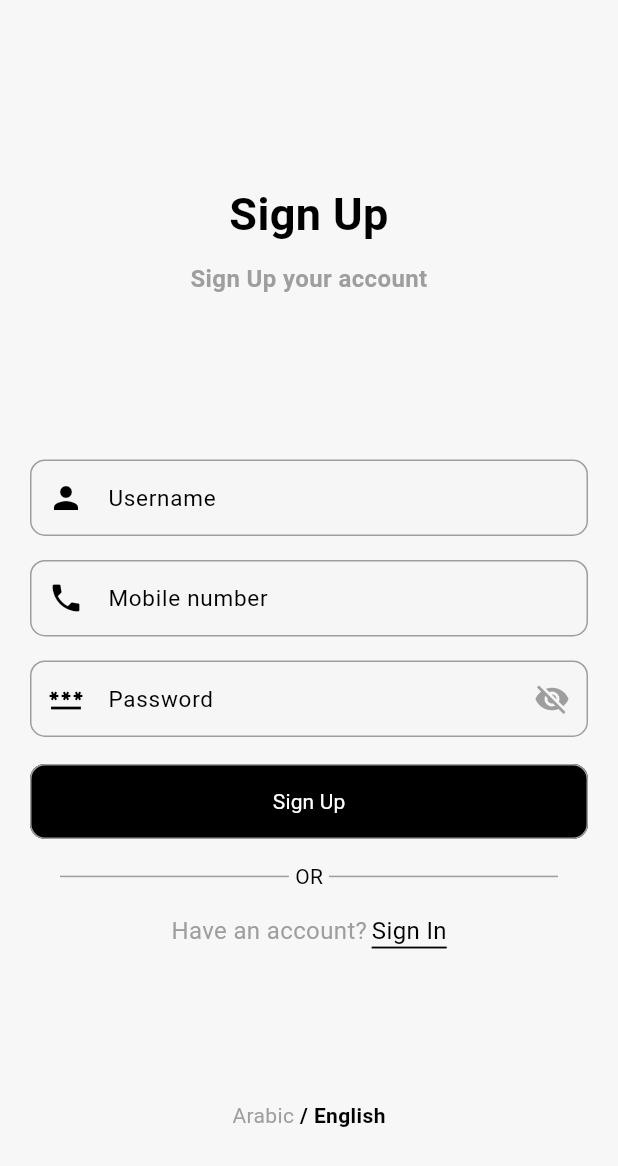
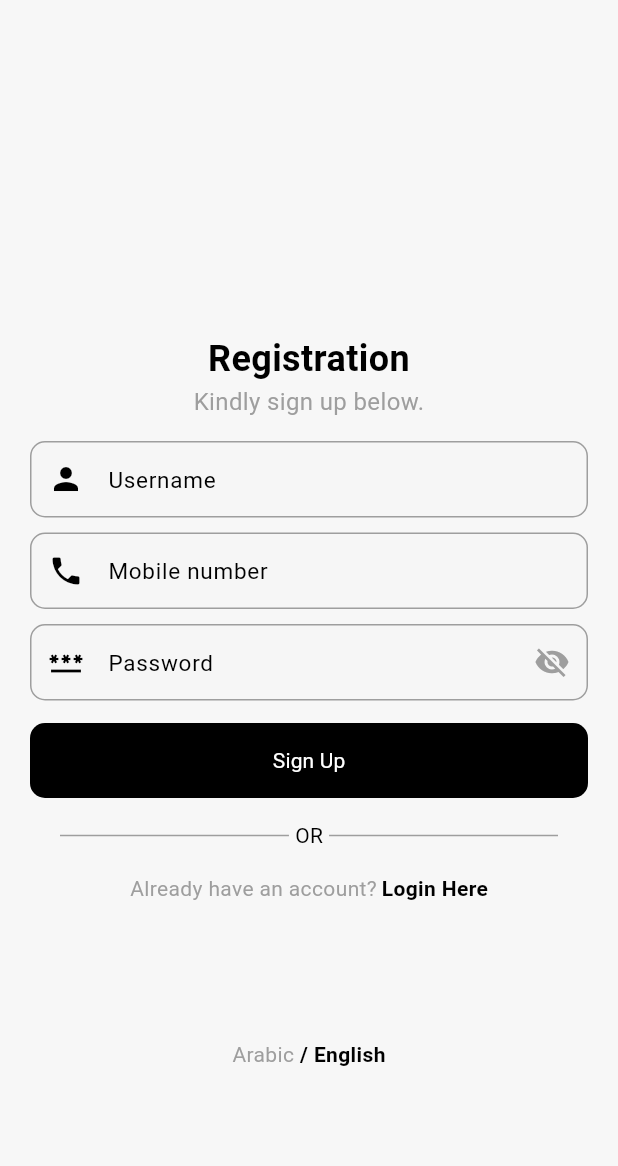
Before and after one commit to MohammadAssaf10/Deliver, a Flutter app: the SignUpPage screen opened by its route, on a phone screen of 412 x 824 dp. Shown: the top 1166 px of the screen. Run offline on Flutter 3.47's test engine with Material 3 defaults, Android fonts, the phone set to English and light mode, and no system bars; our stand-ins replace bloc, bloc_concurrency, built_collection, built_value, connectivity_plus, dartz and 13 more; missing offline and left inert: ntp; accounts and stored records are empty.

Commit message:
Edit auth features design

```diff
--- a/lib/core/theming/styles_manager.dart
+++ b/lib/core/theming/styles_manager.dart
@@ -14,6 +14,11 @@ class TextStyles {
     fontWeight: FontWeightHelper.regular,
     color: ColorsManager.grey,
   );
+  static TextStyle font15GreyRegular = const TextStyle(
+    fontSize: 15,
+    fontWeight: FontWeightHelper.regular,
+    color: ColorsManager.grey,
+  );
   static TextStyle font14BlackRegular = const TextStyle(
     fontSize: 14,
     fontWeight: FontWeightHelper.regular,
@@ -22,6 +27,11 @@ class TextStyles {
 
   static TextStyle font14BlackBold = const TextStyle(
     fontSize: 14,
+    fontWeight: FontWeightHelper.bold,
+    color: ColorsManager.black,
+  );
+  static TextStyle font15BlackBold = const TextStyle(
+    fontSize: 15,
     fontWeight: FontWeightHelper.bold,
     color: ColorsManager.black,
   );
@@ -102,6 +112,11 @@ class TextStyles {
     fontWeight: FontWeightHelper.regular,
     color: ColorsManager.white,
   );
+  static TextStyle font18WhiteRegular = const TextStyle(
+    fontSize: 18,
+    fontWeight: FontWeightHelper.regular,
+    color: ColorsManager.white,
+  );
   static TextStyle font20BlackSemiBold = const TextStyle(
     fontSize: 20,
     fontWeight: FontWeightHelper.semiBold,
@@ -122,6 +137,16 @@ class TextStyles {
     fontWeight: FontWeightHelper.bold,
     color: ColorsManager.darkWhite,
   );
+  static const TextStyle font28BlackBold = TextStyle(
+    fontSize: 28,
+    fontWeight: FontWeightHelper.bold,
+    color: ColorsManager.black,
+  );
+  static const TextStyle font24BlackBold = TextStyle(
+    fontSize: 24,
+    fontWeight: FontWeightHelper.bold,
+    color: ColorsManager.black,
+  );
   static const TextStyle font30BlackBold = TextStyle(
     fontSize: 30,
     fontWeight: FontWeightHelper.bold,
--- a/lib/core/widget/app_text_button.dart
+++ b/lib/core/widget/app_text_button.dart
@@ -46,10 +46,11 @@ class AppTextButton extends StatelessWidget {
           shape: WidgetStateProperty.all<RoundedRectangleBorder>(
             RoundedRectangleBorder(
               borderRadius: BorderRadius.circular(borderRadius ?? 5),
-              side: BorderSide(
-                color: borderSideColor ?? ColorsManager.grey,
-                width: borderSideWidth ?? 1,
-              ),
+              side: BorderSide.none,
+              // side: BorderSide(
+              //   color: borderSideColor ?? ColorsManager.grey,
+              //   width: borderSideWidth ?? 1,
+              // ),
             ),
           ),
           backgroundColor: WidgetStatePropertyAll(
--- a/lib/core/widget/auth_option_text.dart
+++ b/lib/core/widget/auth_option_text.dart
@@ -1,6 +1,5 @@
 import 'package:flutter/material.dart';
 
-import '../theming/colors_manager.dart';
 import '../theming/styles_manager.dart';
 
 class AuthOptionText extends StatelessWidget {
@@ -25,7 +24,7 @@ class AuthOptionText extends StatelessWidget {
           flex: 2,
           child: Text(
             title,
-            style: TextStyles.font16GreyRegular,
+            style: TextStyles.font14GreyRegular,
           ),
         ),
         const SizedBox(width: 3),
@@ -34,20 +33,9 @@ class AuthOptionText extends StatelessWidget {
             onTap: () {
               subTitleOnPress();
             },
-            child: IntrinsicWidth(
-              child: Column(
-                children: [
-                  Text(
-                    subTitle,
-                    style: TextStyles.font16BlackRegular,
-                  ),
-                  const Divider(
-                    height: 0,
-                    color: ColorsManager.black,
-                    thickness: 1.2,
-                  ),
-                ],
-              ),
+            child: Text(
+              subTitle,
+              style: TextStyles.font14BlackBold,
             ),
           ),
         ),
--- a/lib/core/widget/custom_text_field.dart
+++ b/lib/core/widget/custom_text_field.dart
@@ -41,7 +41,7 @@ class CustomTextField extends StatelessWidget {
   @override
   Widget build(BuildContext context) {
     return Padding(
-      padding: const EdgeInsets.symmetric(vertical: 8),
+      padding: const EdgeInsets.symmetric(vertical: 5),
       child: FormField<String>(
         validator: (_) {
           return validator(controller.text);
--- a/lib/features/on_boarding/presentation/pages/on_boarding_page.dart
+++ b/lib/features/on_boarding/presentation/pages/on_boarding_page.dart
@@ -37,7 +37,7 @@ class OnBoardingPage extends StatelessWidget {
                     Flexible(
                       child: Text(
                         S.of(context).getStartWithDeliver,
-                        style: TextStyles.font30BlackBold,
+                        style: TextStyles.font28BlackBold,
                       ),
                     ),
                     Flexible(
--- a/lib/features/sign_in/presentation/pages/sign_in_page.dart
+++ b/lib/features/sign_in/presentation/pages/sign_in_page.dart
@@ -46,19 +46,18 @@ class SignInPage extends StatelessWidget {
             child: Column(
               crossAxisAlignment: CrossAxisAlignment.stretch,
               children: <Widget>[
-                const Spacer(flex: 2),
+                const Spacer(),
                 Text(
-                  S.of(context).signIn,
+                  S.of(context).welcomeBack,
                   textAlign: TextAlign.center,
-                  style: TextStyles.font30BlackBold,
+                  style: TextStyles.font24BlackBold,
+                ),
+                Text(
+                  S.of(context).enterYourAccountDetailsHere,
+                  textAlign: TextAlign.center,
+                  style: TextStyles.font16GreyRegular,
                 ),
                 const SizedBox(height: 10),
-                Text(
-                  S.of(context).signInToYourAccount,
-                  textAlign: TextAlign.center,
-                  style: TextStyles.font16GreyBold,
-                ),
-                const Spacer(flex: 2),
                 CustomTextField(
                   controller: context.read<SignInBloc>().phoneNumberController,
                   labelTitle: S.of(context).mobileNumber,
@@ -114,16 +113,14 @@ class SignInPage extends StatelessWidget {
                 const OrBar(),
                 AuthOptionText(
                   title: S.of(context).doNotHaveAnAccount,
-                  subTitle: S.of(context).signUp,
+                  subTitle: S.of(context).registerHere,
                   subTitleOnPress: () {
                     context.pushNamed(Routes.signUpPage);
                     context.read<SignInBloc>().phoneNumberController.clear();
                     context.read<SignInBloc>().passwordController.clear();
                   },
                 ),
-                const Spacer(flex: 2),
-                const SelectLanguage(),
-                const Spacer(),
+                const Expanded(child: SelectLanguage()),
               ],
             ),
           ),
--- a/lib/features/sign_up/presentation/pages/sign_up_page.dart
+++ b/lib/features/sign_up/presentation/pages/sign_up_page.dart
@@ -42,21 +42,18 @@ class SignUpPage extends StatelessWidget {
             child: Column(
               crossAxisAlignment: CrossAxisAlignment.stretch,
               children: <Widget>[
-                Spacer(
-                  flex: MediaQuery.viewInsetsOf(context).bottom == 0 ? 2 : 3,
+                const Spacer(),
+                Text(
+                  S.of(context).registration,
+                  textAlign: TextAlign.center,
+                  style: TextStyles.font24BlackBold,
                 ),
                 Text(
-                  S.of(context).signUp,
+                  S.of(context).kindlySignUpBelow,
                   textAlign: TextAlign.center,
-                  style: TextStyles.font30BlackBold,
+                  style: TextStyles.font16GreyRegular,
                 ),
                 const SizedBox(height: 10),
-                Text(
-                  S.of(context).signUpYourAccount,
-                  textAlign: TextAlign.center,
-                  style: TextStyles.font16GreyBold,
-                ),
-                const Spacer(flex: 2),
                 CustomTextField(
                   controller: context.read<SignUpBloc>().usernameController,
                   labelTitle: S.of(context).userName,
@@ -118,15 +115,13 @@ class SignUpPage extends StatelessWidget {
                 ),
                 const OrBar(),
                 AuthOptionText(
-                  title: S.of(context).haveAnAccount,
-                  subTitle: S.of(context).signIn,
+                  title: S.of(context).alreadyHaveAnAccount,
+                  subTitle: S.of(context).loginHere,
                   subTitleOnPress: () {
                     context.pop();
                   },
                 ),
-                const Spacer(flex: 2),
-                const SelectLanguage(),
-                const Spacer(),
+                const Expanded(child: SelectLanguage()),
               ],
             ),
           ),
--- a/lib/l10n/intl_ar.arb
+++ b/lib/l10n/intl_ar.arb
@@ -19,6 +19,9 @@
   "arabic": "العربية",
   "signUp": "التسجيل",
   "signIn": "تسجيل الدخول",
+  "loginHere": "تسجيل الدخول هنا",
+  "registerHere": "سجل هنا",
+  "registration": "التسجيل",
   "signInToYourAccount": "تسجيل الدخول إلى حسابك",
   "signUpYourAccount": "سجل حسابك",
   "or": "او",
@@ -37,5 +40,9 @@
   "weSentOTPCodeToVerifyYourNumber": "لقد أرسلنا لك رمز OTP للتحقق من رقمك",
   "pleaseEnterVerificationCode": "الرجاء إدخال رمز التحقق",
   "pleaseCompleteVerificationCode": "الرجاء إكمال رمز التحقق",
-  "confirm": "تأكيد"
+  "confirm": "تأكيد",
+  "welcomeBack": "مرحبًا بعودتك!",
+  "enterYourAccountDetailsHere": "أدخل تفاصيل حسابك هنا.",
+  "kindlySignUpBelow": "يرجى التسجيل أدناه.",
+  "alreadyHaveAnAccount": "لديك حساب بالفعل؟"
 }
--- a/lib/l10n/intl_en.arb
+++ b/lib/l10n/intl_en.arb
@@ -18,6 +18,9 @@
   "english": "English",
   "arabic": "Arabic",
   "signIn": "Sign In",
+  "loginHere": "Login Here",
+  "registerHere": "Register Here",
+  "registration": "Registration",
   "signInToYourAccount": "Sign in to your account",
   "signUpYourAccount": "Sign Up your account",
   "signUp": "Sign Up",
@@ -37,5 +40,9 @@
   "weSentOTPCodeToVerifyYourNumber": "We sent OTP code to verify your number",
   "pleaseEnterVerificationCode": "Please enter verification code",
   "pleaseCompleteVerificationCode": "Please complete verification code",
-  "confirm": "Confirm"
+  "confirm": "Confirm",
+  "welcomeBack": "Welcome Back!",
+  "enterYourAccountDetailsHere": "Enter your account details here.",
+  "kindlySignUpBelow": "Kindly sign up below.",
+  "alreadyHaveAnAccount": "Already have an account?"
 }
```
Also changed, not shown: lib/generated/intl/messages_ar.dart, lib/generated/intl/messages_en.dart, lib/generated/l10n.dart.
